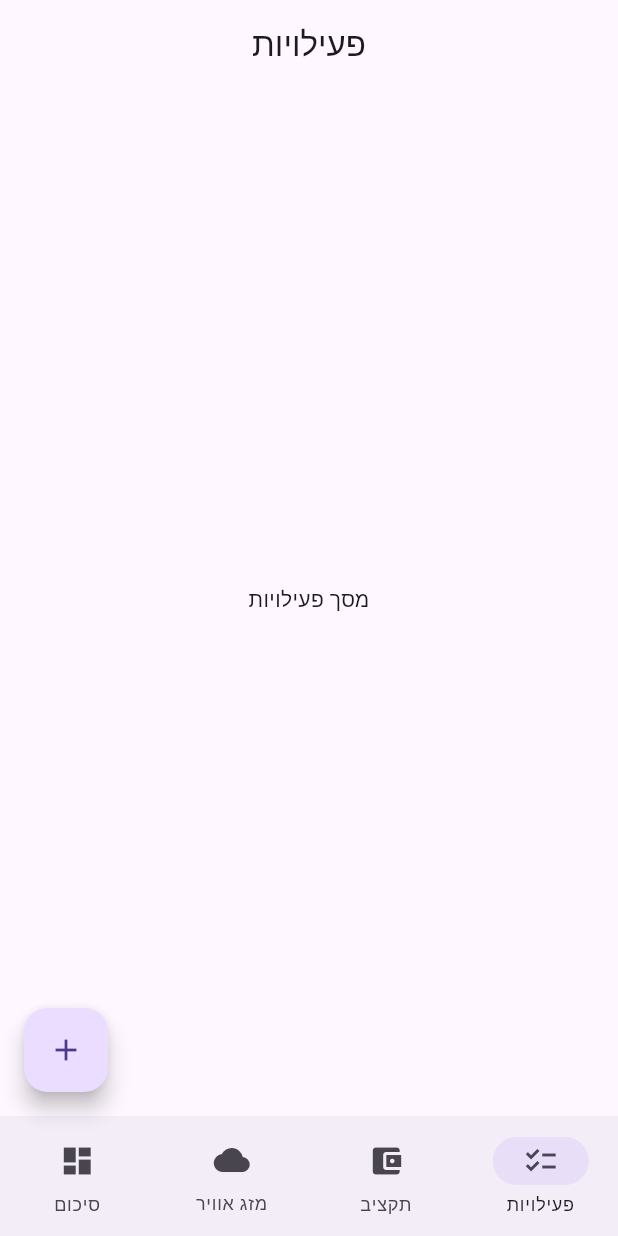
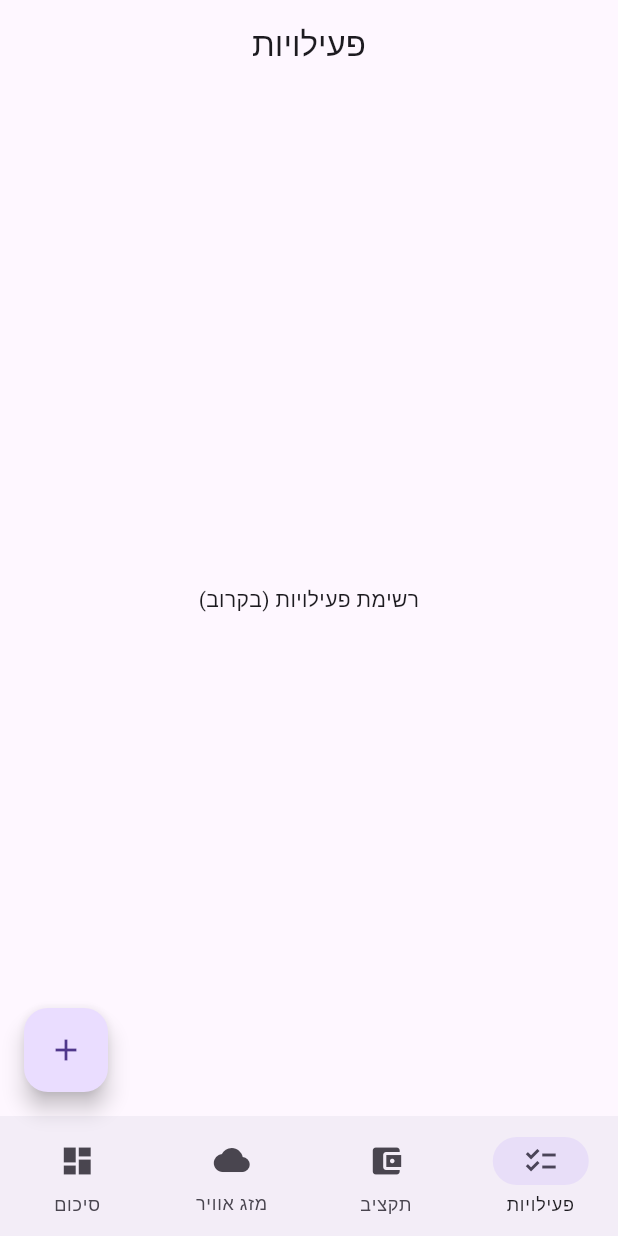
Before and after one commit to ElonAMR/my_trip, a Flutter app: the screen it shows after launch, on a phone screen of 412 x 824 dp. Run offline on Flutter 3.47's test engine with Material 3 defaults, Android fonts, the phone set to English and light mode, and no system bars.

Commit message:
updated structure

```diff
--- a/lib/main.dart
+++ b/lib/main.dart
@@ -1,4 +1,8 @@
 import 'package:flutter/material.dart';
+import 'pages/activities_page.dart';
+import 'pages/budget_page.dart';
+import 'pages/weather_page.dart';
+import 'pages/summary_page.dart';
 
 void main() => runApp(const MyApp());
 
@@ -30,11 +34,12 @@ class _HomeState extends State<_Home> {
   int _index = 0;
 
   static const _titles = ['פעילויות', 'תקציב', 'מזג אוויר', 'סיכום'];
+
   static const _screens = <Widget>[
-    Center(child: Text('מסך פעילויות')),
-    Center(child: Text('מסך תקציב')),
-    Center(child: Text('מסך מזג אוויר')),
-    Center(child: Text('מסך סיכום')),
+    ActivitiesPage(),
+    BudgetPage(),
+    WeatherPage(),
+    SummaryPage(),
   ];
 
   @override
@@ -57,12 +62,11 @@ class _HomeState extends State<_Home> {
     );
   }
 
-  // כפתור + רק בטאבים הרלוונטיים (למשל פעילויות/תקציב)
+  // כפתור + רק בטאבים הרלוונטיים (פעילויות/תקציב כרגע)
   Widget? _fabForTab(int index) {
     if (index == 0 || index == 1) {
       return FloatingActionButton(
         onPressed: () {
-          // כאן בעתיד תפתח דיאלוג הוספה
           ScaffoldMessenger.of(context).showSnackBar(
             SnackBar(content: Text('לחצת על + ב"${_titles[index]}"')),
           );
--- /dev/null
+++ b/lib/pages/activities_page.dart
@@ -0,0 +1,12 @@
+import 'package:flutter/material.dart';
+
+class ActivitiesPage extends StatelessWidget {
+  const ActivitiesPage({super.key});
+
+  @override
+  Widget build(BuildContext context) {
+    return const Center(
+      child: Text('רשימת פעילויות (בקרוב)'),
+    );
+  }
+}
```
Also changed, not shown: lib/pages/budget_page.dart (added, +12 -0 lines), lib/pages/summary_page.dart (added, +12 -0 lines), lib/pages/weather_page.dart (added, +12 -0 lines).
